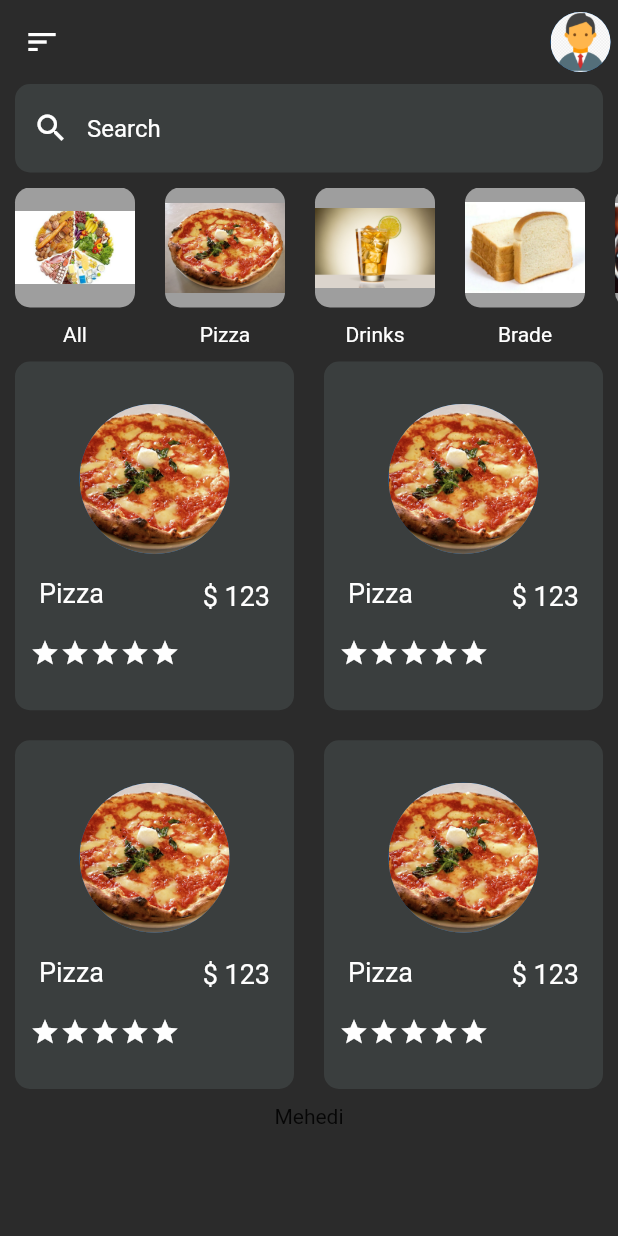
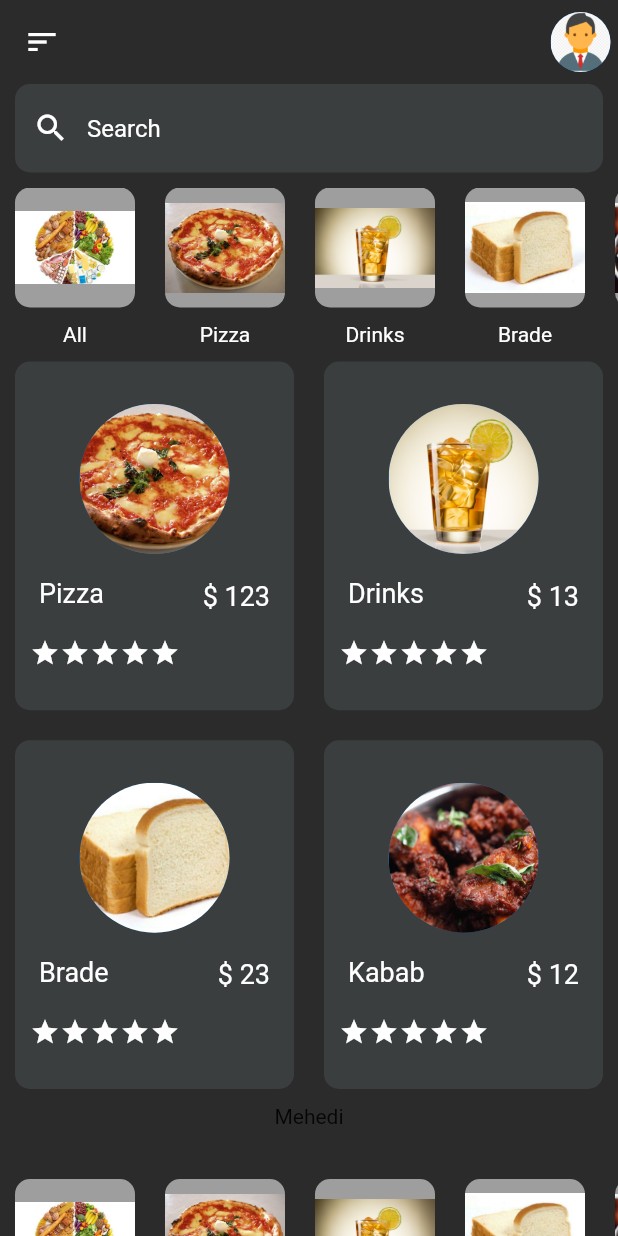
Before and after one commit to mehedi481/food-delivery-flutter, a Flutter app: the screen it shows once a user with an empty profile is signed in, on a phone screen of 412 x 824 dp. Run offline on Flutter 3.47's test engine with Material 2 defaults, Android fonts, the phone set to English and light mode, and no system bars; our stand-ins replace cloud_firestore, firebase_auth, firebase_core; accounts and stored records are empty.

Commit message:
Home page added

```diff
--- a/lib/main.dart
+++ b/lib/main.dart
@@ -3,7 +3,6 @@ import 'package:firebase_core/firebase_core.dart';
 import 'package:flutter/material.dart';
 import 'package:food_delivery/pages/home_page/HomePage.dart';
 import 'package:food_delivery/pages/login_page.dart';
-import 'package:food_delivery/pages/welcomePage.dart';
 
 void main() async {
   WidgetsFlutterBinding.ensureInitialized();
--- a/lib/pages/home_page/HomePage.dart
+++ b/lib/pages/home_page/HomePage.dart
@@ -42,8 +42,8 @@ class _HomePageState extends State<HomePage> {
                     ),
                     hintText: "Search",
                     hintStyle: TextStyle(color: Colors.white),
+                    fillColor: Color(0xff3a3e3e),
                     filled: true,
-                    fillColor: Color(0xff3a3e3e),
                     border: OutlineInputBorder(
                       borderSide: BorderSide.none,
                       borderRadius: BorderRadius.circular(10),
@@ -86,7 +86,7 @@ class _HomePageState extends State<HomePage> {
                 ),
               ),
               GridView.count(
-                physics: ScrollPhysics(), //Note:This is very important if Gridview inside of ListView
+                physics:ScrollPhysics(), //Note:This is very important if Gridview inside of ListView
                 crossAxisCount: 2,
                 shrinkWrap: true,
                 crossAxisSpacing: 20,
@@ -100,23 +100,54 @@ class _HomePageState extends State<HomePage> {
                     imagePrice: 123,
                   ),
                   FoodItems(
-                    image: ImagePath.food_1,
-                    imageName: "Pizza",
-                    imagePrice: 123,
+                    image: ImagePath.food_2,
+                    imageName: "Drinks",
+                    imagePrice: 13,
                   ),
                   FoodItems(
-                    image: ImagePath.food_1,
-                    imageName: "Pizza",
-                    imagePrice: 123,
+                    image: ImagePath.food_4,
+                    imageName: "Brade",
+                    imagePrice: 23,
                   ),
                   FoodItems(
-                    image: ImagePath.food_1,
-                    imageName: "Pizza",
-                    imagePrice: 123,
+                    image: ImagePath.food_5,
+                    imageName: "Kabab",
+                    imagePrice: 12,
                   ),
                 ],
               ),
-              Container(height: 250, child: Text("Mehedi"))
+              Container(height: 50, child: Text("Mehedi")),
+              SingleChildScrollView(
+                scrollDirection: Axis.horizontal,
+                child: Row(
+                  children: [
+                    CategoriesFoodItems(
+                      image: ImagePath.allFood,
+                      imageName: "All",
+                    ),
+                    CategoriesFoodItems(
+                      image: ImagePath.food_1,
+                      imageName: "Pizza",
+                    ),
+                    CategoriesFoodItems(
+                      image: ImagePath.food_2,
+                      imageName: "Drinks",
+                    ),
+                    CategoriesFoodItems(
+                      image: ImagePath.food_4,
+                      imageName: "Brade",
+                    ),
+                    CategoriesFoodItems(
+                      image: ImagePath.food_5,
+                      imageName: "Kabab",
+                    ),
+                    CategoriesFoodItems(
+                      image: ImagePath.food_3,
+                      imageName: "Pasta",
+                    ),
+                  ],
+                ),
+              ),
             ],
           ),
         ],
--- a/lib/pages/login_page.dart
+++ b/lib/pages/login_page.dart
@@ -2,7 +2,6 @@ import 'package:firebase_auth/firebase_auth.dart';
 import 'package:flutter/material.dart';
 import 'package:food_delivery/pages/signup_page.dart';
 
-import 'home_page/HomePage.dart';
 
 class LoginPage extends StatefulWidget {
   const LoginPage({Key? key}) : super(key: key);
```
